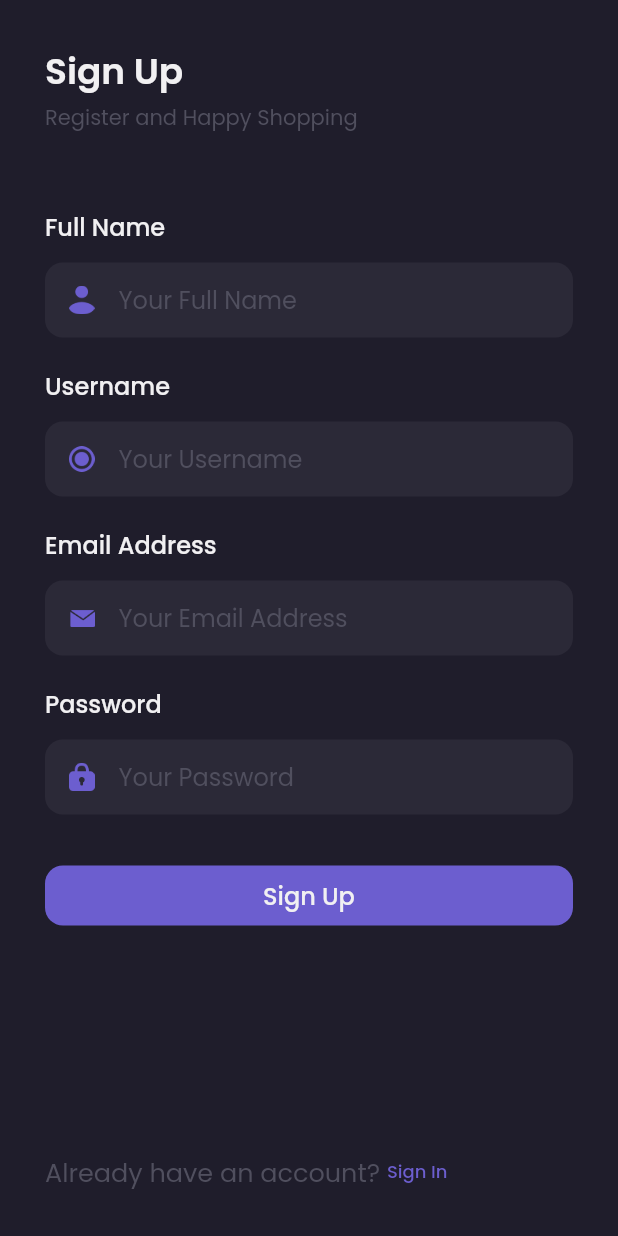
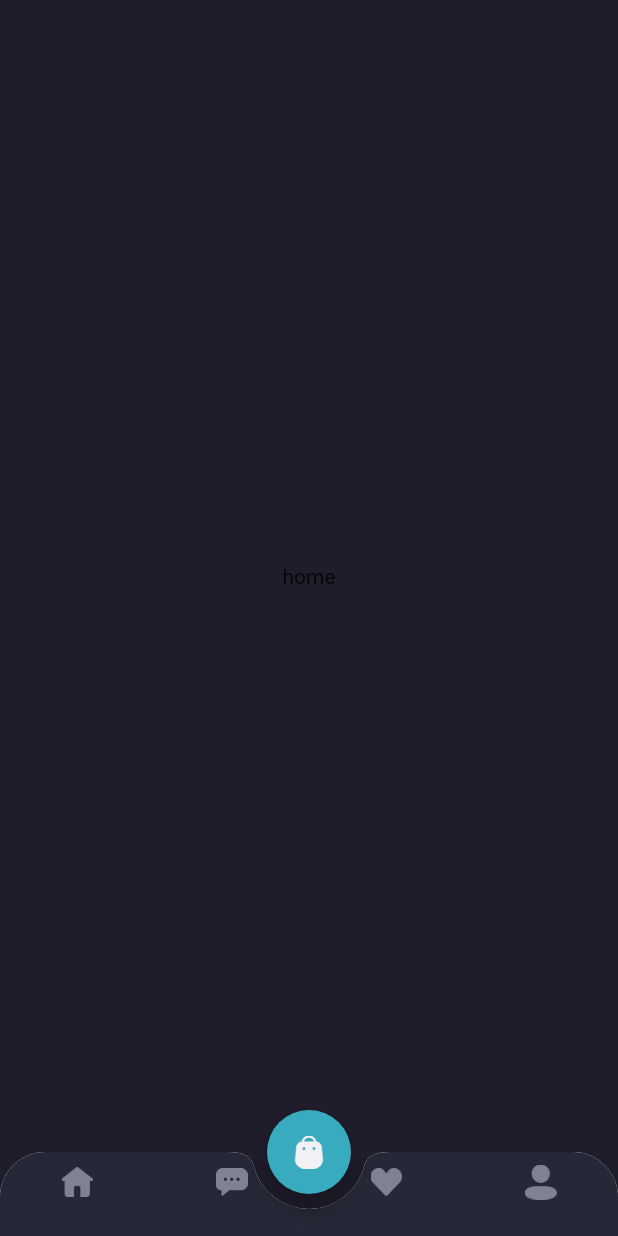
Before and after one commit to ranggajaya/king-frontend, a Flutter app: the SignupScreen screen opened by its route, after a tap on "Sign Up", on a phone screen of 412 x 824 dp. Run offline on Flutter 3.47's test engine with Material 2 defaults, Android fonts, the phone set to English and light mode, and no system bars; our stand-ins replace google_fonts.

Commit message:
navbar add commit

```diff
--- a/lib/main.dart
+++ b/lib/main.dart
@@ -1,4 +1,5 @@
 import 'package:flutter/material.dart';
+import 'package:king_frontend/screens/home/main_screen.dart';
 import 'package:king_frontend/screens/sign_in_screen.dart';
 import 'package:king_frontend/screens/sign_up_screen.dart';
 import 'package:king_frontend/screens/splash_screen.dart';
@@ -14,6 +15,7 @@ class MyApp extends StatelessWidget {
         '/': (context) => SplashScreen(),
         '/sign-in': (context) => SigninScreen(),
         '/sign-up': (context) => SignupScreen(),
+        '/home': (context) => MainScreen(),
       },
     );
   }
--- /dev/null
+++ b/lib/screens/home/main_screen.dart
@@ -0,0 +1,75 @@
+import 'package:flutter/material.dart';
+import 'package:king_frontend/themes/theme.dart';
+
+class MainScreen extends StatelessWidget {
+  @override
+  Widget build(BuildContext context) {
+    Widget cartButton() {
+      return FloatingActionButton(
+        onPressed: () {},
+        backgroundColor: secondaryColor,
+        child: Image.asset(
+          'assets/icon_cart.png',
+          width: 20,
+        ),
+      );
+    }
+
+    Widget customBottomNav() {
+      return ClipRRect(
+        borderRadius: BorderRadius.vertical(
+          top: Radius.circular(30),
+        ),
+        child: BottomAppBar(
+          shape: CircularNotchedRectangle(),
+          notchMargin: 10,
+          clipBehavior: Clip.antiAlias,
+          child: BottomNavigationBar(
+            backgroundColor: backgroundColor4,
+            type: BottomNavigationBarType.fixed,
+            items: [
+              BottomNavigationBarItem(
+                icon: Image.asset(
+                  'assets/icon_home.png',
+                  width: 21,
+                ),
+                label: '',
+              ),
+              BottomNavigationBarItem(
+                icon: Image.asset(
+                  'assets/icon_chat.png',
+                  width: 21,
+                ),
+                label: '',
+              ),
+              BottomNavigationBarItem(
+                icon: Image.asset(
+                  'assets/icon_wishlist.png',
+                  width: 21,
+                ),
+                label: '',
+              ),
+              BottomNavigationBarItem(
+                icon: Image.asset(
+                  'assets/icon_profile.png',
+                  width: 21,
+                ),
+                label: '',
+              ),
+            ],
+          ),
+        ),
+      );
+    }
+
+    return Scaffold(
+      backgroundColor: backgroundColor1,
+      floatingActionButton: cartButton(),
+      floatingActionButtonLocation: FloatingActionButtonLocation.centerDocked,
+      bottomNavigationBar: customBottomNav(),
+      body: Center(
+        child: Text('home'),
+      ),
+    );
+  }
+}
--- a/lib/screens/sign_in_screen.dart
+++ b/lib/screens/sign_in_screen.dart
@@ -140,7 +140,9 @@ class SigninScreen extends StatelessWidget {
         width: double.infinity,
         margin: EdgeInsets.only(top: 30),
         child: TextButton(
-          onPressed: () {},
+          onPressed: () {
+            Navigator.pushNamed(context, '/home');
+          },
           style: TextButton.styleFrom(
             backgroundColor: primaryColor,
             shape: RoundedRectangleBorder(
@@ -162,6 +164,7 @@ class SigninScreen extends StatelessWidget {
       return Container(
         margin: EdgeInsets.only(bottom: 30),
         child: Row(
+          mainAxisAlignment: MainAxisAlignment.center,
           children: [
             Text(
               'Don\'t Have an Account? ',
--- a/lib/screens/sign_up_screen.dart
+++ b/lib/screens/sign_up_screen.dart
@@ -245,10 +245,13 @@ class SignupScreen extends StatelessWidget {
 
     Widget signUpButton() {
       return Container(
+        height: 50,
         width: double.infinity,
         margin: EdgeInsets.only(top: 30),
         child: TextButton(
-          onPressed: () {},
+          onPressed: () {
+            Navigator.pushNamed(context, '/home');
+          },
           style: TextButton.styleFrom(
             backgroundColor: primaryColor,
             shape: RoundedRectangleBorder(
@@ -270,6 +273,7 @@ class SignupScreen extends StatelessWidget {
       return Container(
         margin: EdgeInsets.only(bottom: 30),
         child: Row(
+          mainAxisAlignment: MainAxisAlignment.center,
           children: [
             Text(
               'Already have an account? ',
```
Also changed, not shown: 1 other file.
